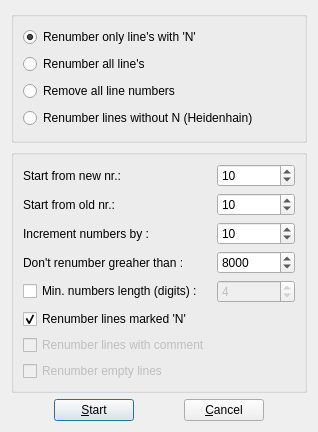
Before: the Qt Designer form addons/src/renumber/renumberdialog.ui in GCodeProjects/GCodeWorkShop, drawn with Qt 5.
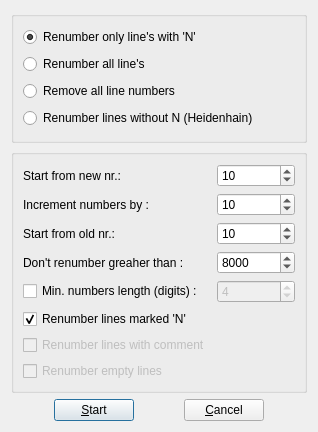
After: the same form once the commit is applied. Icons and pictures are not drawn.

Commit message: Fix UI fot renumbering.

Diff of the .ui file:
```diff
--- a/addons/src/renumber/renumberdialog.ui
+++ b/addons/src/renumber/renumberdialog.ui
@@ -104,7 +104,7 @@
         </property>
        </widget>
       </item>
-      <item row="2" column="1">
+      <item row="3" column="1">
        <widget class="QSpinBox" name="formInput">
         <property name="minimum">
          <number>1</number>
@@ -117,7 +117,7 @@
         </property>
        </widget>
       </item>
-      <item row="3" column="1">
+      <item row="2" column="1">
        <widget class="QSpinBox" name="incInput">
         <property name="minimum">
          <number>1</number>
@@ -146,14 +146,14 @@
         </property>
        </widget>
       </item>
-      <item row="2" column="0">
+      <item row="3" column="0">
        <widget class="QLabel" name="startAtlabel">
         <property name="text">
          <string>Start from old nr.:</string>
         </property>
        </widget>
       </item>
-      <item row="3" column="0">
+      <item row="2" column="0">
        <widget class="QLabel" name="inclabel">
         <property name="text">
          <string>Increment numbers by :</string>
```
The commit also changes 1 other file.
